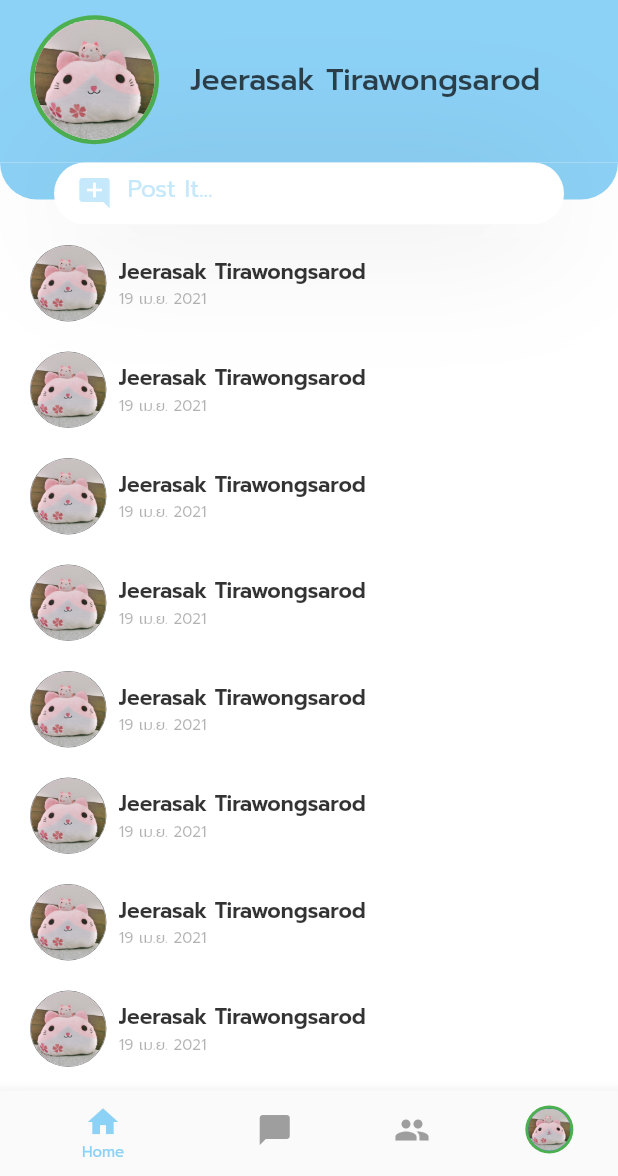
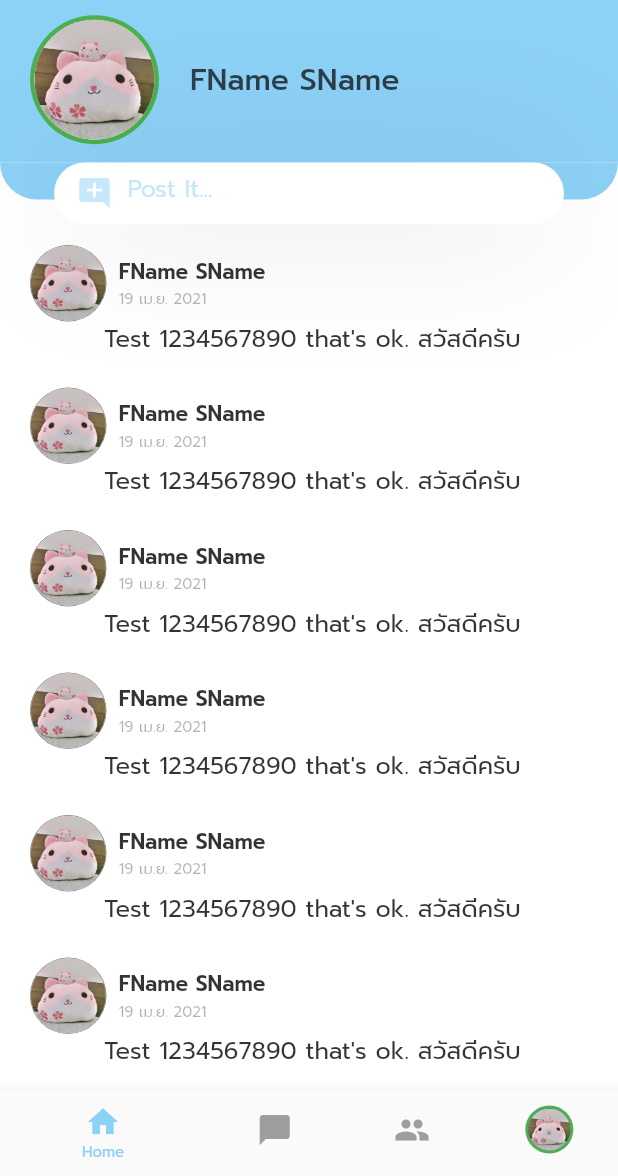
Before and after one commit to teampl2o/dotbook, a Flutter app: the MainPage screen opened directly with empty values, on a phone screen of 412 x 824 dp, the part 60-1236 px from its top. Run offline on Flutter 3.47's test engine with Material 2 defaults, Android fonts, the phone set to English and light mode, and no system bars; our stand-ins replace cloud_firestore, firebase_auth, firebase_core, firebase_storage, google_sign_in, image_picker; accounts and stored records are empty; project files that could hold a hidden picture were left out.

Commit message:
first commit

```diff
--- a/lib/screen/home/HomePage.dart
+++ b/lib/screen/home/HomePage.dart
@@ -83,7 +83,7 @@ class _HomePageState extends State<HomePage> {
                             ),
                             Flexible(
                               child: Text(
-                                "Jeerasak Tirawongsarod",
+                                "FName SName",
                                 style: TextStyle(
                                     color: Colors.black.withOpacity(0.7),
                                     fontWeight: FontWeight.w500,
--- a/lib/screen/home/component/PosterHead.dart
+++ b/lib/screen/home/component/PosterHead.dart
@@ -10,7 +10,9 @@ class PosterHead extends StatelessWidget {
 
   @override
   Widget build(BuildContext context) {
-    return Row(
+    return Column(
+      children: [
+        Row(
           children: [
             GestureDetector(
               child: CircleAvatar(
@@ -35,7 +37,7 @@ class PosterHead extends StatelessWidget {
                 children: [
                   InkWell(
                     child: Text(
-                  "Jeerasak Tirawongsarod",
+                      "FName SName",
                       style: TextStyle(
                           color:
                           Colors.black.withOpacity(0.8),
@@ -54,7 +56,32 @@ class PosterHead extends StatelessWidget {
                   ),
                 ],
               ),
-        )
+            ),
+          ],
+        ),
+        Row(
+          children: [
+            Padding(
+              padding:
+              EdgeInsets.only(left: size.width * 0.12),
+              child: Column(
+                crossAxisAlignment:
+                CrossAxisAlignment.start,
+                children: [
+                  Text(
+                    "Test 1234567890 that's ok. สวัสดีครับ",
+                    style: TextStyle(
+                        color:
+                        Colors.black.withOpacity(0.8),
+                        fontSize: 16,
+                        fontWeight: FontWeight.w400
+                    ),
+                  ),
+                ],
+              ),
+            ),
+          ],
+        ),
       ],
     );
   }
```
Lines whose indentation alone changed are shown as unchanged.
